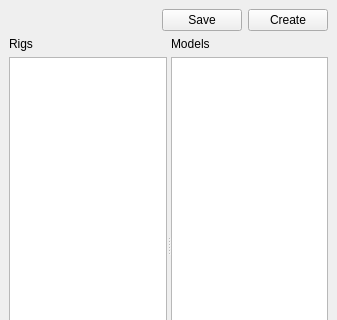
Above: ui/main_dockable.ui from iceanimations/createLayout before the change; both pictures show x 0 to 337 and y 0 to 320 of the 337 by 658 pixel window. Below: the same form after it.
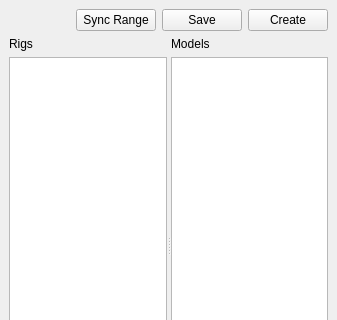
That is the form after the change.

Commit message: Sync Range button added

The edit to the form file:
```diff
--- a/ui/main_dockable.ui
+++ b/ui/main_dockable.ui
@@ -30,6 +30,16 @@
         </property>
        </spacer>
       </item>
+      <item>
+       <widget class="QPushButton" name="syncRangeButton">
+        <property name="toolTip">
+         <string>Sync the Frame Range with TACTIC</string>
+        </property>
+        <property name="text">
+         <string>Sync Range</string>
+        </property>
+       </widget>
+      </item>
       <item>
        <widget class="QPushButton" name="saveButton">
         <property name="toolTip">
```
The commit also changes 1 other file.
